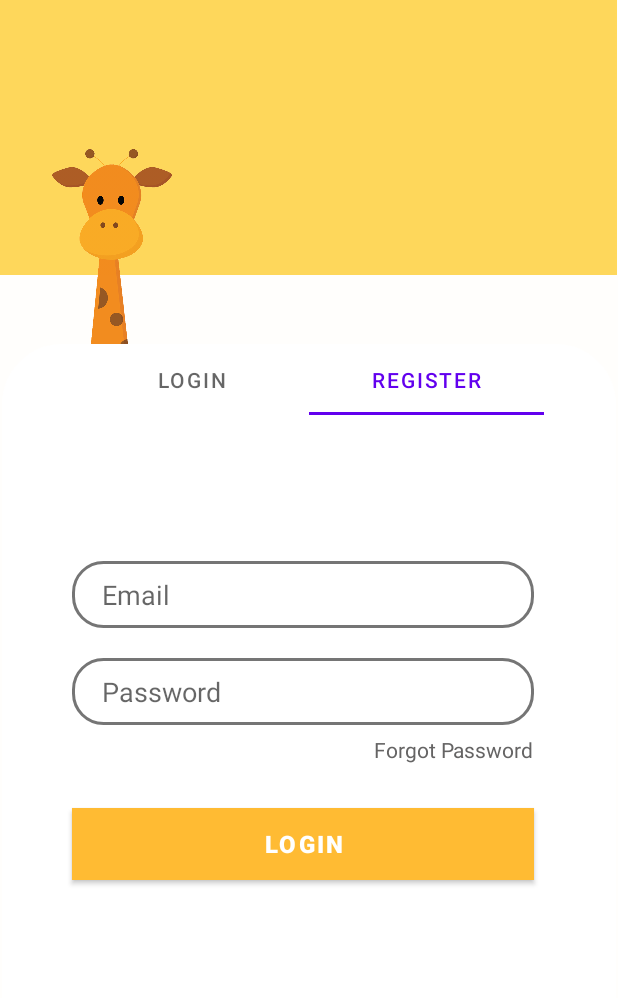
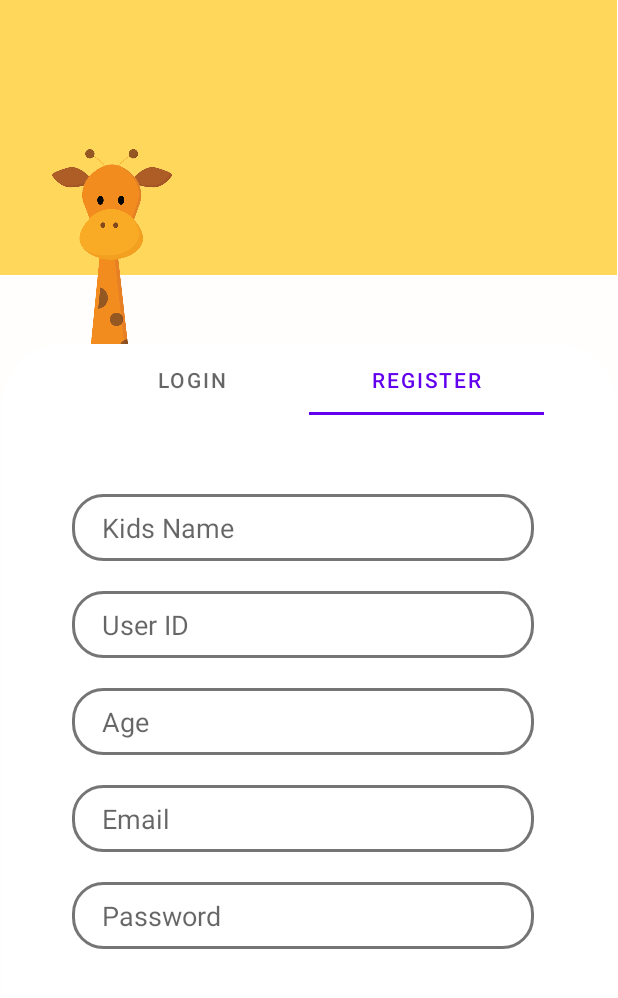
Before and after one commit to jithmisha/StoryCatcherProject1, an Android app: the screen it shows after launch (SignOrRegister), tab 2 chosen, on a phone screen of 412 x 824 dp, the part 238-1236 px from its top. Run offline under Robolectric (Android 15) with nearby library versions, the phone set to English and light mode, and no system bars; our stand-ins replace Firebase (no records; nobody signed in at launch, a user with empty details on screens opened directly).

Commit message:
login register click

```diff
--- a/app/src/main/java/com/storycatcher/storycatcher/LoginAdapter.java
+++ b/app/src/main/java/com/storycatcher/storycatcher/LoginAdapter.java
@@ -36,4 +36,5 @@ import androidx.fragment.app.FragmentPagerAdapter;
             }
         }
 
+
     }
--- a/app/src/main/java/com/storycatcher/storycatcher/RegisterTabFragment.java
+++ b/app/src/main/java/com/storycatcher/storycatcher/RegisterTabFragment.java
@@ -20,6 +20,7 @@ import com.google.android.gms.tasks.Task;
 import com.google.firebase.auth.AuthResult;
 import com.google.firebase.auth.FirebaseAuth;
 import com.google.firebase.database.FirebaseDatabase;
+
 
 public class RegisterTabFragment extends Fragment {
 
--- a/app/src/main/java/com/storycatcher/storycatcher/SignOrRegister.java
+++ b/app/src/main/java/com/storycatcher/storycatcher/SignOrRegister.java
@@ -7,6 +7,7 @@ import androidx.viewpager.widget.ViewPager;
 import android.content.Intent;
 import android.os.Bundle;
 import android.text.TextUtils;
+import android.util.Log;
 import android.view.View;
 import android.view.WindowManager;
 import android.widget.Button;
@@ -44,9 +45,26 @@ public class SignOrRegister extends AppCompatActivity {
         viewPager.addOnPageChangeListener(new TabLayout.TabLayoutOnPageChangeListener(tabLayout));
 
         tabLayout.setTranslationY(300);
+        tabLayout.setAlpha(v);
+        tabLayout.animate().translationY(0).alpha(1).setDuration(1000).setStartDelay(100).start();
 
-        tabLayout.setAlpha(v);
 
-        tabLayout.animate().translationY(0).alpha(1).setDuration(1000).setStartDelay(100).start();
+        tabLayout.addOnTabSelectedListener(new TabLayout.OnTabSelectedListener() {
+            @Override
+            public void onTabSelected(TabLayout.Tab tab) {
+                viewPager.setCurrentItem(tab.getPosition());
+                Log.i("TAG", "onTabSelected: " + tab.getPosition());
+            }
+
+            @Override
+            public void onTabUnselected(TabLayout.Tab tab) {
+                Log.i("TAG", "onTabUnselected: " + tab.getPosition());
+            }
+
+            @Override
+            public void onTabReselected(TabLayout.Tab tab) {
+                Log.i("TAG", "onTabReselected: " + tab.getPosition());
+            }
+        });
     }
 }
```
